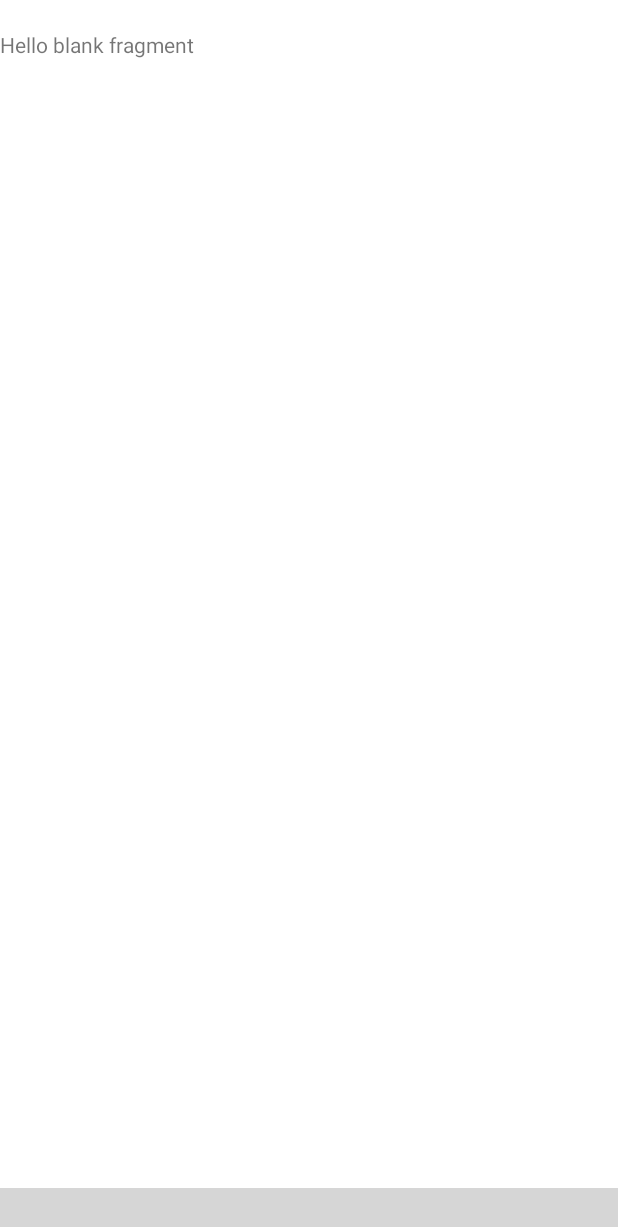
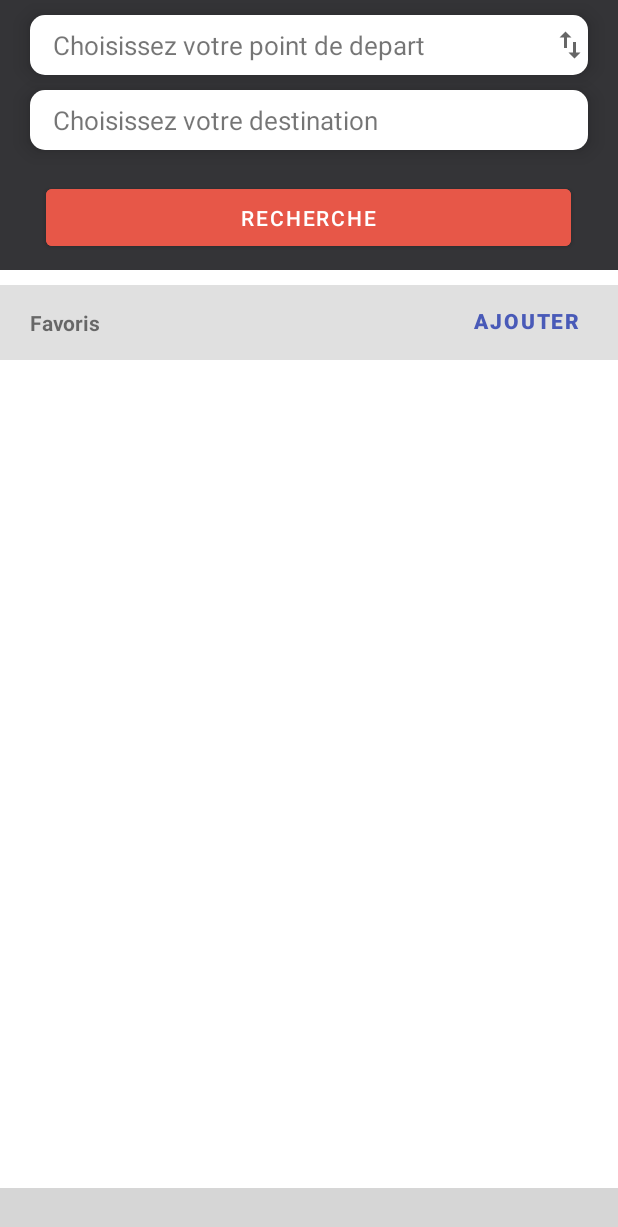
Before and after one commit to infooussama/databaseroom, an Android app: the screen it shows after launch (MainActivity), on a phone screen of 412 x 824 dp. Shown: the top 1227 px of the screen. Run offline under Robolectric (Android 15) with nearby library versions, the light colour scheme and no system bars; our stand-ins replace Room's generated code; libraries missing offline, so code that uses them is left out: com.ismaeldivita.chipnavigation; plain views replace ChipNavigationBar; 6 statements that could not run were skipped; grey boxes are pictures that could not be loaded.

Commit message:
ADD Itineraires interface

```diff
--- a/app/src/main/java/com/example/relationbdd/JsonData/Ligne.java
+++ b/app/src/main/java/com/example/relationbdd/JsonData/Ligne.java
@@ -13,6 +13,15 @@ public class Ligne {
     private String  op_id;
     private String  op_name;
     private String  op_color;
+    private Station terminus;
+
+    public Station getStation() {
+        return terminus;
+    }
+
+    public void setStation(Station terminus) {
+        this.terminus = terminus;
+    }
 
     public String getLid() {
         return lid;
--- a/app/src/main/java/com/example/relationbdd/MainActivity.java
+++ b/app/src/main/java/com/example/relationbdd/MainActivity.java
@@ -60,13 +60,12 @@ public class MainActivity extends AppCompatActivity {
             check = false;
         }
 
-
         List<LigneDB> ligneDBS = ligneDao.getFullStationLignes("16BEKMBTT");
         //List<FullStation> fullStations = fullStationDao.getLineFullstations("E160099A");
-        Log.e("aaaaaaaaa",""+ligneDBS.get(0).getLid());
+        /*Log.e("aaaaaaaaa",""+ligneDBS.get(0).getLid());
         Log.e("aaaaaaaaa",""+ligneDBS.get(0).getLtype());
         Log.e("aaaaaaaaa",""+ligneDBS.get(1).getLid());
-        Log.e("aaaaaaaaa",""+ligneDBS.get(1).getLtype());
+        Log.e("aaaaaaaaa",""+ligneDBS.get(1).getLtype());*/
         //Log.e("LineFullstations",""+fullStations.size());
 
         //List<TransfertAndFullStation> kezai = fullStationDao.getStationWithTransfert();
--- /dev/null
+++ b/app/src/main/res/drawable/ic_backw.xml
@@ -0,0 +1,5 @@
+<vector android:height="24dp" android:tint="#FFFFFF"
+    android:viewportHeight="24" android:viewportWidth="24"
+    android:width="24dp" xmlns:android="http://schemas.android.com/apk/res/android">
+    <path android:fillColor="@android:color/white" android:pathData="M20,11H7.83l5.59,-5.59L12,4l-8,8 8,8 1.41,-1.41L7.83,13H20v-2z"/>
+</vector>
--- /dev/null
+++ b/app/src/main/res/drawable/ic_swap.xml
@@ -0,0 +1,10 @@
+<vector xmlns:android="http://schemas.android.com/apk/res/android"
+    android:width="24dp"
+    android:height="24dp"
+    android:viewportWidth="24"
+    android:viewportHeight="24"
+    android:tint="?attr/colorControlNormal">
+  <path
+      android:fillColor="@android:color/white"
+      android:pathData="M16,17.01V10h-2v7.01h-3L15,21l4,-3.99h-3zM9,3L5,6.99h3V14h2V6.99h3L9,3z"/>
+</vector>
--- a/app/src/main/res/layout/fragment_itineraire.xml
+++ b/app/src/main/res/layout/fragment_itineraire.xml
@@ -1,15 +1,97 @@
 <?xml version="1.0" encoding="utf-8"?>
-<FrameLayout xmlns:android="http://schemas.android.com/apk/res/android"
+<LinearLayout xmlns:android="http://schemas.android.com/apk/res/android"
     xmlns:tools="http://schemas.android.com/tools"
     android:layout_width="match_parent"
     android:layout_height="match_parent"
     tools:context=".fragment.ItineraireFragment"
-    android:layout_marginTop="20dp">
+    android:orientation="vertical">
 
-    <!-- TODO: Update blank fragment layout -->
-    <TextView
+    <RelativeLayout
         android:layout_width="match_parent"
-        android:layout_height="match_parent"
-        android:text="@string/hello_blank_fragment" />
+        android:layout_height="180dp"
+        android:background="#343437">
+    <RelativeLayout
+        android:id="@+id/aller"
+        android:layout_width="match_parent"
+        android:layout_height="40dp"
+        android:background="@drawable/card_2"
+        android:layout_marginTop="10dp"
+        android:layout_marginLeft="20dp"
+        android:layout_marginRight="20dp"
+        android:elevation="8dp"
+        >
+        <TextView
+            android:id="@+id/allert"
+            android:layout_width="wrap_content"
+            android:layout_height="wrap_content"
+            android:layout_centerVertical="true"
+            android:layout_marginLeft="15dp"
+            android:text="Choisissez votre point de depart"
+            android:textSize="17sp"/>
 
-</FrameLayout>
+        <ImageButton
+            android:layout_width="wrap_content"
+            android:layout_height="wrap_content"
+            android:layout_alignParentRight="true"
+            android:layout_centerHorizontal="true"
+            android:layout_centerVertical="true"
+            android:background="#00000000"
+            android:src="@drawable/ic_swap" />
+    </RelativeLayout>
+    <RelativeLayout
+        android:id="@+id/retour"
+        android:layout_width="match_parent"
+        android:layout_height="40dp"
+        android:background="@drawable/card_2"
+        android:layout_marginTop="10dp"
+        android:layout_marginLeft="20dp"
+        android:layout_marginRight="20dp"
+        android:layout_below="@+id/aller"
+        android:elevation="8dp"
+        >
+        <TextView
+            android:id="@+id/retourt"
+            android:layout_width="wrap_content"
+            android:layout_height="wrap_content"
+            android:layout_centerVertical="true"
+            android:layout_marginLeft="15dp"
+            android:text="Choisissez votre destination"
+            android:textSize="17sp"/>
+    </RelativeLayout>
+        <Button
+            android:id="@+id/search"
+            android:layout_marginTop="20dp"
+            android:layout_below="@+id/retour"
+            android:layout_width="350dp"
+            android:layout_height="50dp"
+            android:layout_centerHorizontal="true"
+            android:backgroundTint="#e75748"
+            android:text="Recherche"
+            android:textColor="#FFFFFF"
+            />
+    </RelativeLayout>
+    <RelativeLayout
+        android:layout_marginTop="10dp"
+        android:layout_width="match_parent"
+        android:layout_height="50dp"
+        android:background="#88C5C5C5">
+        <TextView
+            android:layout_width="wrap_content"
+            android:layout_height="wrap_content"
+            android:text="Favoris"
+            android:textStyle="bold"
+            android:layout_centerVertical="true"
+            android:layout_marginLeft="20dp"/>
+        <Button
+            android:layout_width="wrap_content"
+            android:layout_height="wrap_content"
+            android:text="AJOUTER"
+            android:layout_marginRight="10dp"
+            android:background="#00DDDDDD"
+            android:textColor="#F03F51B5"
+            android:textStyle="bold"
+            android:layout_alignParentRight="true"/>
+    </RelativeLayout>
+
+
+</LinearLayout>
--- a/app/src/main/res/menu/nav_item.xml
+++ b/app/src/main/res/menu/nav_item.xml
@@ -7,7 +7,7 @@
         android:icon="@drawable/itineraires_on"
         app:cnb_iconColor="#ffffff"
         app:cnb_textColor="#ffffff"
-        app:cnb_backgroundColor="#FF9800"/>
+        app:cnb_backgroundColor="#e75748"/>
 
     <item
         android:id="@+id/stations"
@@ -15,7 +15,7 @@
         android:icon="@drawable/stations_on"
         app:cnb_iconColor="#ffffff"
         app:cnb_textColor="#ffffff"
-        app:cnb_backgroundColor="#FF9800"/>
+        app:cnb_backgroundColor="#e75748"/>
 
 
     <item
@@ -24,6 +24,6 @@
         android:icon="@drawable/lignes_on"
         app:cnb_iconColor="#ffffff"
         app:cnb_textColor="#ffffff"
-        app:cnb_backgroundColor="#FF9800"/>
+        app:cnb_backgroundColor="#e75748"/>
 
 </menu>
```
